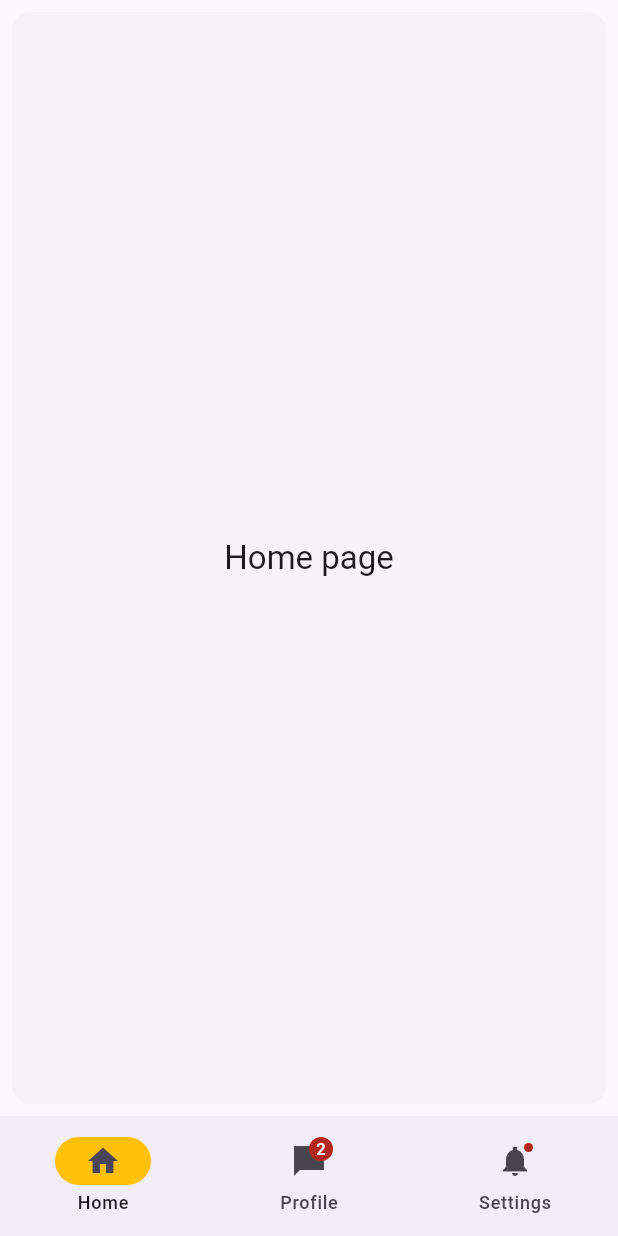
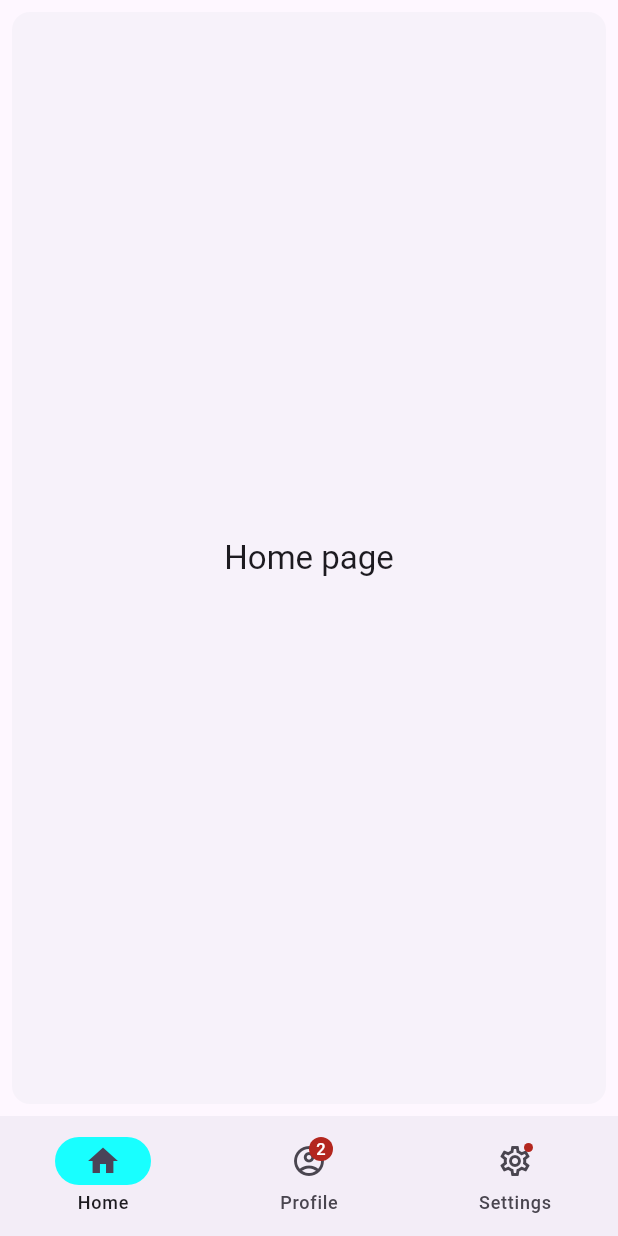
Before and after one commit to aiden-gonzalez/hydrate_mobile_flutter, a Flutter app: the screen it shows after launch, on a phone screen of 412 x 824 dp. Run offline on Flutter 3.47's test engine with Material 3 defaults, Android fonts, the phone set to English and light mode, and no system bars; generated files the repository leaves out were written again.

Commit message:
fix icons again

```diff
--- a/lib/src/nav_bar/nav_bar_view.dart
+++ b/lib/src/nav_bar/nav_bar_view.dart
@@ -30,7 +30,7 @@ class _HydrateNavigationState extends State<HydrateNavigation> {
             currentPageIndex = index;
           });
         },
-        indicatorColor: Colors.amber,
+        indicatorColor: Colors.cyanAccent,
         selectedIndex: currentPageIndex,
         destinations: const <Widget>[
           NavigationDestination(
@@ -39,14 +39,19 @@ class _HydrateNavigationState extends State<HydrateNavigation> {
             label: 'Home',
           ),
           NavigationDestination(
+            selectedIcon: Badge(
+              label: Text('2'),
+              child: Icon(Icons.account_circle)
+            ),
             icon: Badge(
               label: Text('2'),
-              child: Icon(Icons.messenger_sharp),
+              child: Icon(Icons.account_circle_outlined),
             ),
             label: 'Profile',
           ),
           NavigationDestination(
-            icon: Badge(child: Icon(Icons.notifications_sharp)),
+            selectedIcon: Badge(child: Icon(Icons.settings)),
+            icon: Badge(child: Icon(Icons.settings_outlined)),
             label: 'Settings',
           ),
         ],
@@ -67,7 +72,11 @@ class _HydrateNavigationState extends State<HydrateNavigation> {
         ),
 
         /// Profile page
-        const Padding(
+        Scaffold(
+          appBar: AppBar(
+            title: const Text("Profile")
+          ),
+          body: Padding(
             padding: EdgeInsets.all(8.0),
             child: Column(
               children: <Widget>[
@@ -87,6 +96,7 @@ class _HydrateNavigationState extends State<HydrateNavigation> {
                 ),
               ],
             ),
+          )
         ),
 
         /// Settings page
```
Lines whose indentation alone changed are shown as unchanged.
